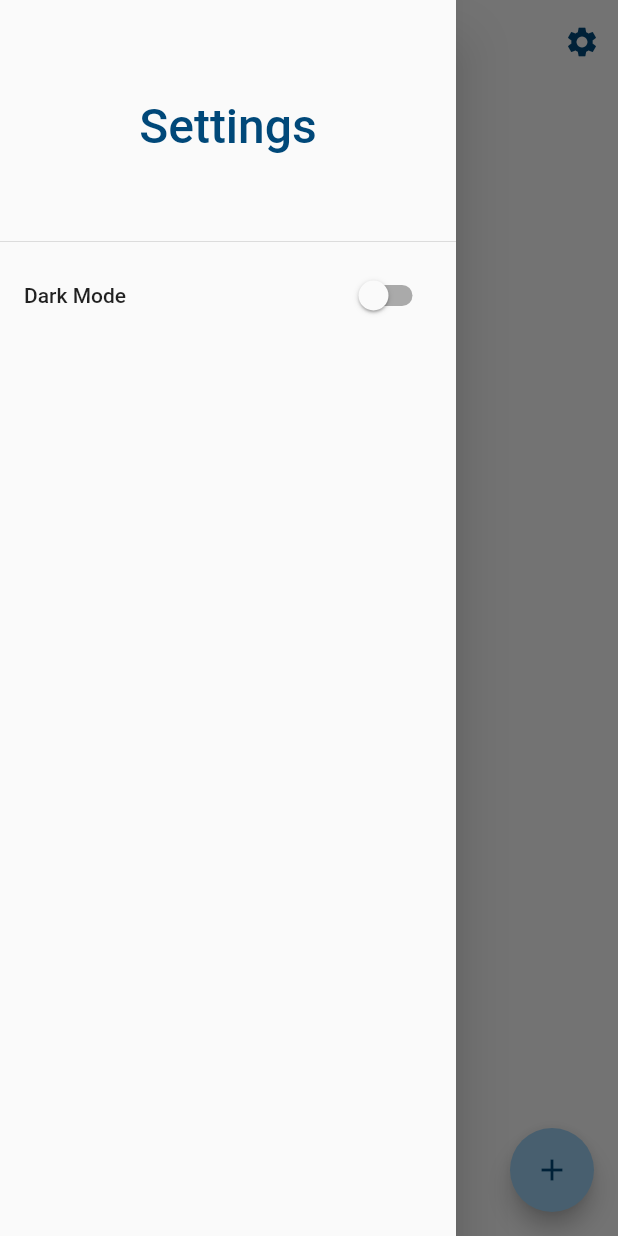
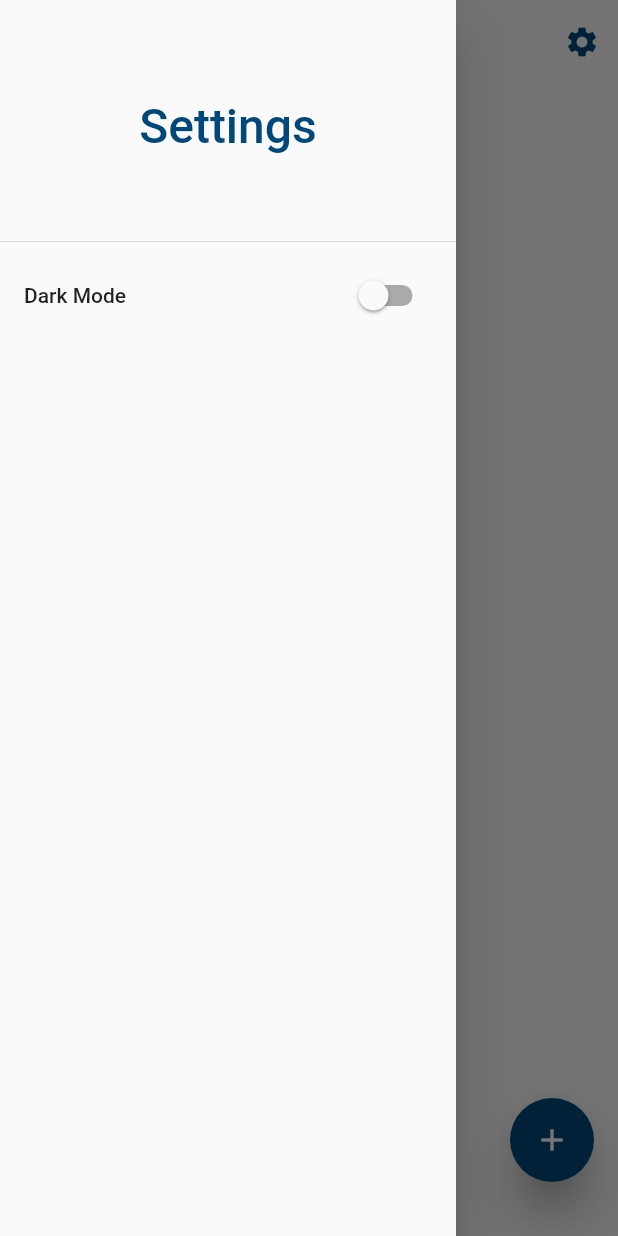
Before and after one commit to vishvaRam/Bunker, a Flutter app: the screen it shows after launch, with the side drawer open, on a phone screen of 412 x 824 dp. Run offline on Flutter 3.47's test engine with Material 2 defaults, Android fonts, the phone set to English and light mode, and no system bars; our stand-ins replace shared_preferences, sqflite; accounts and stored records are empty.

Commit message:
Finished app with shared Preference and Swipe to delete

```diff
--- a/lib/Provider/DataBase.dart
+++ b/lib/Provider/DataBase.dart
@@ -150,7 +150,11 @@ class DBHelper {
   Future<void> deleteAll() async{
     Database db = await instance.database;
     db.delete(DBName);
+  }
 
+  Future<void> delete(int id) async{
+    Database db = await instance.database;
+    await db.delete(DBName,where: "id=?",whereArgs: [id]);
   }
 
 }
--- a/lib/Provider/ListBloc.dart
+++ b/lib/Provider/ListBloc.dart
@@ -60,6 +60,11 @@ class Bloc {
      }catch(e){print(e);}
   }
 
+  delete(int id) async{
+    blocList.removeWhere((item)=> item.id == id);
+    await db.delete(id);
+  }
+
   deletAll() async{
     await db.deleteAll();
     getData();
--- a/lib/main.dart
+++ b/lib/main.dart
@@ -13,8 +13,7 @@ class Main extends StatefulWidget {
   _MainState createState() => _MainState();
 }
 
-
-final Color trueBack =Color(0xffE0F2FE);
+final Color trueBack = Color(0xffE0F2FE);
 final Color trueText = Color(0xff004879);
 final trueBtn = Color(0xff42b3ff);
 
@@ -24,22 +23,35 @@ final Color falseText = Color(0xff810016);
 final Color floatingBTn = Color(0xff9ccff1);
 
 class _MainState extends State<Main> {
-
   final Bloc bloc = Bloc();
   final db = DBHelper.instance;
   var textController = TextEditingController();
-  bool isDark= false;
+  bool isDark = false;
 
-
-  setTheme(value){
+  setTheme(value) {
     setState(() {
       isDark = value;
+    });
+  }
+
+  Future<bool> getThemeData() async {
+    SharedPreferences prefs = await SharedPreferences.getInstance();
+    var res = prefs.getBool("theme");
+    print(res);
+    return res;
+  }
+
+  getTheme() async {
+    var res = await getThemeData();
+    setState(() {
+      isDark = res ?? false;
     });
   }
 
   @override
   void initState() {
     print(isDark);
+    getTheme();
     super.initState();
   }
 
@@ -55,35 +67,47 @@ class _MainState extends State<Main> {
     return MaterialApp(
       debugShowCheckedModeBanner: false,
       title: "Bunker",
-      theme: ThemeData(
-          brightness: isDark? Brightness.dark:Brightness.light
-      ),
+      theme: ThemeData(brightness: isDark ? Brightness.dark : Brightness.light),
       home: SafeArea(
         child: Builder(
           builder: (context) => Scaffold(
             drawer: Drawer(
-              child: drawerView(isDark,setTheme),
+              child: drawerView(isDark, setTheme),
             ),
-            floatingActionButton: FloatingActionButton(
-              backgroundColor: floatingBTn,
-              onPressed: () {
-                showbottomSheet(context,textController);
-              },
-              child: Icon(Icons.add,color: trueText,),
+            floatingActionButton: Padding(
+              padding: const EdgeInsets.only(bottom:20.0),
+              child: FloatingActionButton(
+                elevation: 12.0,
+                backgroundColor:isDark?floatingBTn:trueText,
+                onPressed: () {
+                  showbottomSheet(context, textController);
+                },
+                child: Icon(
+                  Icons.add,
+                  color:isDark? trueText:Colors.white,
+                ),
+              ),
             ),
             appBar: AppBar(
               automaticallyImplyLeading: false,
               backgroundColor: Colors.transparent,
               elevation: 0.0,
               centerTitle: true,
-              title: Text("Bunker",style: TextStyle(fontSize: 24.0,color: trueText),),
+              title: Text(
+                "Bunker",
+                style: TextStyle(
+                    fontSize: 24.0, color: isDark ? Colors.white : trueText),
+              ),
               actions: <Widget>[
                 Builder(
-                  builder:(context)=> IconButton(
-                    onPressed: (){
+                  builder: (context) => IconButton(
+                    onPressed: () {
                       Scaffold.of(context).openDrawer();
                     },
-                    icon: Icon(Icons.settings,color: trueText,),
+                    icon: Icon(
+                      Icons.settings,
+                      color: isDark ? Colors.white : trueText,
+                    ),
                   ),
                 )
               ],
@@ -100,13 +124,25 @@ class _MainState extends State<Main> {
                         child: CircularProgressIndicator(),
                       );
                     }
-                    if(snap.data.length ==0){
-                      return Center(child: Text("Empty"),);
+                    if (snap.data.length == 0) {
+                      return Center(
+                        child: Text("Empty"),
+                      );
                     }
                     return ListView.builder(
                       itemCount: snap.data.length,
                       itemBuilder: (BuildContext context, i) {
-                        return buildCards(snap, i);
+                        return Dismissible(
+                            key: Key(snap.data[i].id.toString()),
+                            onDismissed: (direction){
+                                bloc.delete(snap.data[i].id);
+                            },
+                            background: Padding(
+                              padding: const EdgeInsets.symmetric(vertical:15.0),
+                              child: Container(color: Colors.red,child: Center(child: Icon(Icons.delete,size: 32.0,),),),
+                            ),
+                            child: buildCards(snap, i)
+                        );
                       },
                     );
                   },
@@ -120,16 +156,17 @@ class _MainState extends State<Main> {
   }
 
   Padding buildCards(AsyncSnapshot snap, int i) {
-    int roundedPercentage =0;
-    if(snap.data[i].totalClasses != 0){
-      double percentage = ((snap.data[i].attended/snap.data[i].totalClasses)*100);
+    int roundedPercentage = 0;
+    if (snap.data[i].totalClasses != 0) {
+      double percentage =
+          ((snap.data[i].attended / snap.data[i].totalClasses) * 100);
       roundedPercentage = percentage.round();
     }
     return Padding(
       padding: EdgeInsets.symmetric(horizontal: 20.0, vertical: 15.0),
       child: Container(
         decoration: BoxDecoration(
-            color:roundedPercentage < 75? falseBack:trueBack,
+            color: roundedPercentage < 75 ? falseBack : trueBack,
             borderRadius: BorderRadius.all(Radius.circular(15.0))),
         height: 120.0,
         child: Row(
@@ -145,20 +182,22 @@ class _MainState extends State<Main> {
                     padding: const EdgeInsets.only(left: 8.0, top: 15.0),
                     child: Text(
                       snap.data[i].subject,
-                      style: TextStyle(fontSize: 30.0,color:roundedPercentage<75?falseText: trueText),
+                      style: TextStyle(
+                          fontSize: 30.0,
+                          color: roundedPercentage < 75 ? falseText : trueText),
                       overflow: TextOverflow.ellipsis,
                       textAlign: TextAlign.center,
                     ),
                   ),
                   Padding(
                     padding:
-                    const EdgeInsets.only(left: 15.0, bottom: 8, top: 10.0),
+                        const EdgeInsets.only(left: 15.0, bottom: 8, top: 10.0),
                     child: Row(
                       mainAxisAlignment: MainAxisAlignment.spaceBetween,
                       children: <Widget>[
                         FlatButton(
-                          color: roundedPercentage<75 ? falseBtn: trueBtn,
-                          onPressed: ()  {
+                          color: roundedPercentage < 75 ? falseBtn : trueBtn,
+                          onPressed: () {
                             bloc.attendedChange(snap.data[i]);
                           },
                           shape: RoundedRectangleBorder(
@@ -170,7 +209,7 @@ class _MainState extends State<Main> {
                           ),
                         ),
                         FlatButton(
-                          color:roundedPercentage<75 ? falseBtn: trueBtn,
+                          color: roundedPercentage < 75 ? falseBtn : trueBtn,
                           onPressed: () {
                             bloc.bunkChange(snap.data[i]);
                           },
@@ -196,15 +235,21 @@ class _MainState extends State<Main> {
                 mainAxisAlignment: MainAxisAlignment.center,
                 children: <Widget>[
                   Padding(
-                    padding: roundedPercentage == 100 ? EdgeInsets.only(
-                  left: 0.0, bottom: 0.0, top: 10.0):EdgeInsets.only(
-                        left: 20.0, bottom: 0.0, top: 10.0),
+                    padding: roundedPercentage == 100
+                        ? EdgeInsets.only(left: 0.0, bottom: 0.0, top: 10.0)
+                        : EdgeInsets.only(left: 20.0, bottom: 0.0, top: 10.0),
                     child: Row(
                       crossAxisAlignment: CrossAxisAlignment.end,
                       children: <Widget>[
                         Text(
-                          snap.data[i].totalClasses ==0? "0": roundedPercentage.toString(),
-                          style: TextStyle(fontSize: 65.0,color: roundedPercentage<75?falseText: trueText),
+                          snap.data[i].totalClasses == 0
+                              ? "0"
+                              : roundedPercentage.toString(),
+                          style: TextStyle(
+                              fontSize: 65.0,
+                              color: roundedPercentage < 75
+                                  ? falseText
+                                  : trueText),
                           textAlign: TextAlign.start,
                           overflow: TextOverflow.ellipsis,
                         ),
@@ -212,7 +257,11 @@ class _MainState extends State<Main> {
                           padding: const EdgeInsets.only(bottom: 10.0),
                           child: Text(
                             "%",
-                            style: TextStyle(fontSize: 26.0,color: roundedPercentage<75?falseText: trueText),
+                            style: TextStyle(
+                                fontSize: 26.0,
+                                color: roundedPercentage < 75
+                                    ? falseText
+                                    : trueText),
                           ),
                         ),
                       ],
@@ -234,8 +283,9 @@ class _MainState extends State<Main> {
     );
   }
 
-  showbottomSheet(context,TextEditingController _textController) {
+  showbottomSheet(context, TextEditingController _textController) {
     showModalBottomSheet(
+        backgroundColor: Colors.transparent,
         context: context,
         builder: (context) {
           return AnimatedPadding(
@@ -243,12 +293,10 @@ class _MainState extends State<Main> {
             curve: Curves.easeIn,
             padding: MediaQuery.of(context).viewInsets,
             child: Container(
-              color: Colors.transparent,
+              color: isDark ? Color(0xff323F4D) : Colors.white,
               child: Container(
                 decoration: BoxDecoration(
-                  color: Colors.white70,
-                  borderRadius:
-                  BorderRadius.only(topRight: Radius.circular(30)),
+                  color: isDark ? Color(0xff323F4D) : Colors.white,
                 ),
                 child: Wrap(
                   alignment: WrapAlignment.center,
@@ -269,7 +317,7 @@ class _MainState extends State<Main> {
                         controller: _textController,
                         style: TextStyle(fontSize: 18.0),
                         decoration:
-                        InputDecoration(hintText: "Type the subject"),
+                            InputDecoration(hintText: "Type the subject"),
                         textAlign: TextAlign.center,
                       ),
                     ),
@@ -305,5 +353,4 @@ class _MainState extends State<Main> {
           );
         });
   }
-
 }
```
Also changed, not shown: lib/Widgets/Drawer.dart (+10 -1 lines).
